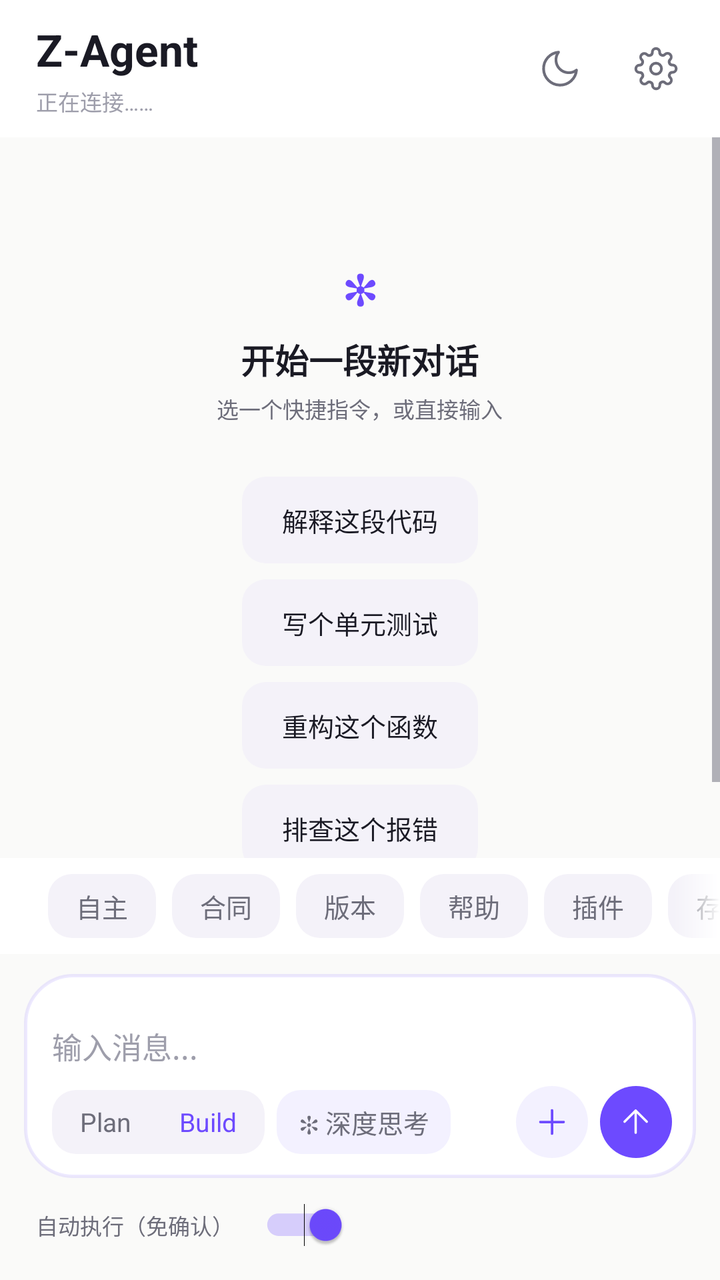
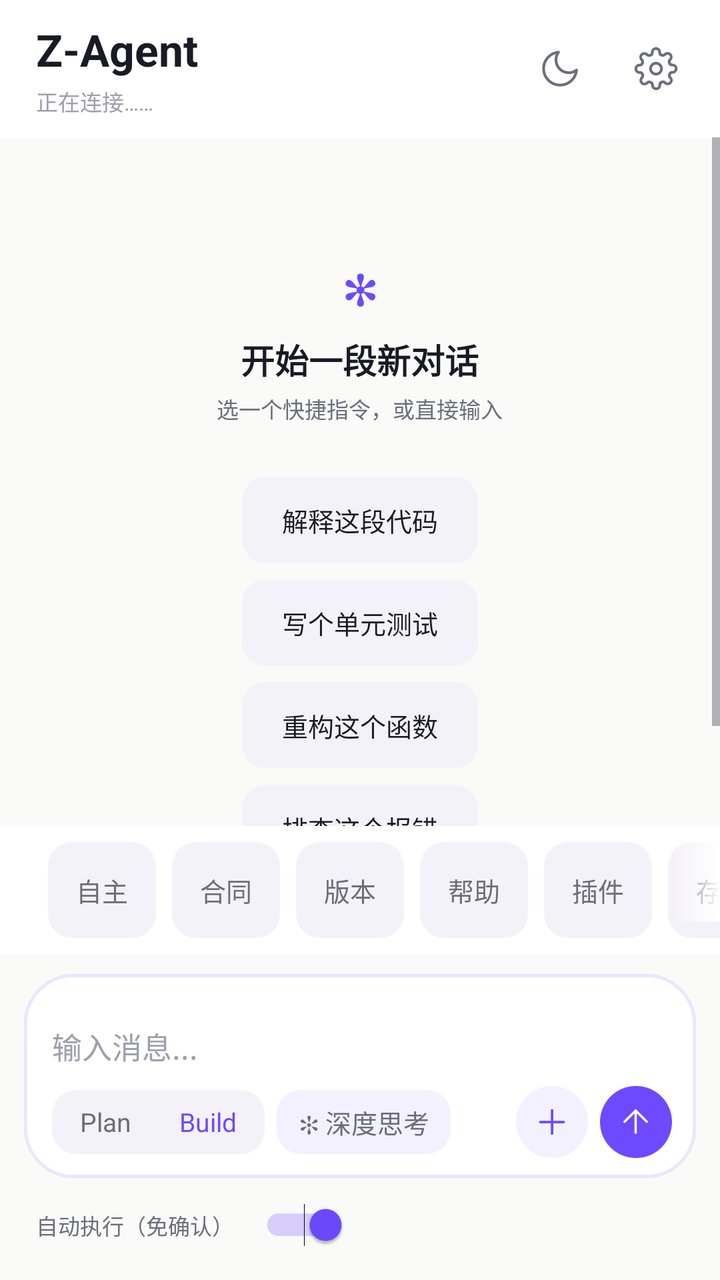

An Android layout rendered at two revisions. The XML below is the earlier revision; the diff shows what the commit changed to produce the second picture.
<!-- AndroidManifest.xml: application theme AppTheme -->
<!-- res/layout/activity_main.xml -->
<?xml version="1.0" encoding="utf-8"?>
<LinearLayout xmlns:android="http://schemas.android.com/apk/res/android"
android:id="@+id/rootView"
android:layout_width="match_parent"
android:layout_height="match_parent"
android:background="@color/bg_canvas"
android:orientation="vertical">


<LinearLayout
android:id="@+id/topBar"
android:layout_width="match_parent"
android:layout_height="wrap_content"
android:background="@color/bg_elevated"
android:gravity="center_vertical"
android:orientation="horizontal"
android:paddingStart="18dp"
android:paddingTop="10dp"
android:paddingEnd="8dp"
android:paddingBottom="10dp">

<LinearLayout
android:layout_width="0dp"
android:layout_height="wrap_content"
android:layout_weight="1"
android:orientation="vertical">
<TextView
android:layout_width="wrap_content"
android:layout_height="wrap_content"
android:text="Z-Agent"
android:textColor="@color/text_primary"
android:textSize="@dimen/fs_display"
android:textStyle="bold" />
<TextView
android:id="@+id/statusText"
android:layout_width="match_parent"
android:layout_height="wrap_content"
android:layout_marginTop="3dp"
android:ellipsize="end"
android:maxLines="1"
android:text="正在连接……"
android:textColor="@color/text_tertiary"
android:textSize="@dimen/fs_caption" />
</LinearLayout>


<FrameLayout
android:id="@+id/themeButton"
android:layout_width="48dp"
android:layout_height="48dp"
android:background="?attr/selectableItemBackgroundBorderless"
android:clickable="true"
android:focusable="true">
<ImageView
android:id="@+id/themeIcon"
android:layout_width="22dp"
android:layout_height="22dp"
android:layout_gravity="center"
android:src="@drawable/ic_moon" />
</FrameLayout>


<FrameLayout
android:id="@+id/settingsButton"
android:layout_width="48dp"
android:layout_height="48dp"
android:background="?attr/selectableItemBackgroundBorderless"
android:clickable="true"
android:focusable="true">
<ImageView
android:layout_width="22dp"
android:layout_height="22dp"
android:layout_gravity="center"
android:src="@drawable/ic_gear" />
</FrameLayout>
</LinearLayout>


<FrameLayout
android:layout_width="match_parent"
android:layout_height="0dp"
android:layout_weight="1">

<ScrollView
android:id="@+id/outputScroll"
android:layout_width="match_parent"
android:layout_height="match_parent"
android:background="@color/bg_canvas"
android:fillViewport="true"
android:overScrollMode="always"
android:scrollbars="vertical">
<LinearLayout
android:id="@+id/chatContainer"
android:layout_width="match_parent"
android:layout_height="wrap_content"
android:orientation="vertical"
android:paddingStart="8dp"
android:paddingTop="12dp"
android:paddingEnd="8dp"
android:paddingBottom="12dp">

<LinearLayout
android:id="@+id/emptyState"
android:layout_width="match_parent"
android:layout_height="wrap_content"
android:gravity="center_horizontal"
android:orientation="vertical"
android:paddingTop="48dp"
android:paddingBottom="24dp">
<TextView
android:layout_width="wrap_content"
android:layout_height="wrap_content"
android:text="✻"
android:textColor="@color/accent"
android:textSize="@dimen/fs_display"
android:textStyle="bold" />
<TextView
android:layout_width="wrap_content"
android:layout_height="wrap_content"
android:layout_marginTop="8dp"
android:text="开始一段新对话"
android:textColor="@color/text_primary"
android:textSize="@dimen/fs_title"
android:textStyle="bold" />
<TextView
android:layout_width="wrap_content"
android:layout_height="wrap_content"
android:layout_marginTop="4dp"
android:text="选一个快捷指令，或直接输入"
android:textColor="@color/text_secondary"
android:textSize="@dimen/fs_caption" />
<LinearLayout
android:layout_width="wrap_content"
android:layout_height="wrap_content"
android:layout_marginTop="18dp"
android:orientation="vertical">
<TextView android:id="@+id/emptyChip1" style="@style/EmptyChip" android:text="解释这段代码" />
<TextView android:id="@+id/emptyChip2" style="@style/EmptyChip" android:text="写个单元测试" />
<TextView android:id="@+id/emptyChip3" style="@style/EmptyChip" android:text="重构这个函数" />
<TextView android:id="@+id/emptyChip4" style="@style/EmptyChip" android:text="排查这个报错" />
</LinearLayout>
</LinearLayout>
</LinearLayout>
</ScrollView>


<FrameLayout
android:id="@+id/scrollBottomBtn"
android:layout_width="40dp"
android:layout_height="40dp"
android:layout_gravity="bottom|end"
android:layout_marginEnd="16dp"
android:layout_marginBottom="16dp"
android:background="@drawable/bg_circle_btn"
android:clickable="true"
android:focusable="true"
android:foreground="@drawable/ripple_circle"
android:visibility="gone">
<TextView
android:layout_width="wrap_content"
android:layout_height="wrap_content"
android:layout_gravity="center"
android:text="↓"
android:textColor="@color/accent"
android:textSize="20sp"
android:textStyle="bold" />
</FrameLayout>
</FrameLayout>


<FrameLayout
android:layout_width="match_parent"
android:layout_height="wrap_content"
android:background="@color/bg_elevated">

<HorizontalScrollView
android:id="@+id/quickScroll"
android:layout_width="match_parent"
android:layout_height="wrap_content"
android:overScrollMode="never"
android:scrollbars="none">
<LinearLayout
android:layout_width="wrap_content"
android:layout_height="wrap_content"
android:orientation="horizontal"
android:paddingStart="16dp"
android:paddingTop="8dp"
android:paddingEnd="16dp"
android:paddingBottom="8dp">
<TextView android:id="@+id/btnIdle" style="@style/QuickChip" android:text="自主" />
<TextView android:id="@+id/btnContract" style="@style/QuickChip" android:text="合同" />
<TextView android:id="@+id/btnVersions" style="@style/QuickChip" android:text="版本" />
<TextView android:id="@+id/btnHelp" style="@style/QuickChip" android:text="帮助" />
<TextView android:id="@+id/btnPlugins" style="@style/QuickChip" android:text="插件" />
<TextView android:id="@+id/btnSavePlugin" style="@style/QuickChip" android:text="存插件" />
<TextView android:id="@+id/btnClear" style="@style/QuickChip" android:text="清屏" />
</LinearLayout>
</HorizontalScrollView>


<View
android:id="@+id/quickScrim"
android:layout_width="24dp"
android:layout_height="48dp"
android:layout_gravity="end"
android:background="@drawable/scrim_right" />
</FrameLayout>


<LinearLayout
android:id="@+id/inputBar"
android:layout_width="match_parent"
android:layout_height="wrap_content"
android:background="@color/bg_canvas"
android:orientation="vertical"
android:paddingStart="12dp"
android:paddingTop="10dp"
android:paddingEnd="12dp"
android:paddingBottom="14dp">

<LinearLayout
android:id="@+id/inputCard"
android:layout_width="match_parent"
android:layout_height="wrap_content"
android:background="@drawable/bg_input_card"
android:orientation="vertical"
android:paddingStart="14dp"
android:paddingTop="12dp"
android:paddingEnd="12dp"
android:paddingBottom="10dp">

<HorizontalScrollView
android:id="@+id/attachScroll"
android:layout_width="match_parent"
android:layout_height="wrap_content"
android:scrollbars="none"
android:visibility="gone">
<LinearLayout
android:id="@+id/attachRow"
android:layout_width="wrap_content"
android:layout_height="wrap_content"
android:orientation="horizontal"
android:paddingBottom="6dp" />
</HorizontalScrollView>

<EditText
android:id="@+id/inputEdit"
android:layout_width="match_parent"
android:layout_height="wrap_content"
android:minHeight="44dp"
android:background="@null"
android:hint="输入消息..."
android:imeOptions="actionSend"
android:inputType="textMultiLine|text"
android:maxLines="6"
android:paddingTop="8dp"
android:paddingBottom="4dp"
android:textColor="@color/text_primary"
android:textColorHint="@color/text_tertiary"
android:textSize="@dimen/fs_body" />

<LinearLayout
android:layout_width="match_parent"
android:layout_height="wrap_content"
android:gravity="center_vertical"
android:orientation="horizontal">

<FrameLayout
android:id="@+id/segContainer"
android:layout_width="wrap_content"
android:layout_height="32dp"
android:background="@drawable/bg_seg_container"
android:padding="2dp">
<View
android:id="@+id/segThumb"
android:layout_width="0dp"
android:layout_height="match_parent"
android:background="@drawable/bg_seg_thumb" />
<LinearLayout
android:layout_width="wrap_content"
android:layout_height="match_parent"
android:orientation="horizontal">
<TextView
android:id="@+id/segPlan"
android:layout_width="wrap_content"
android:layout_height="match_parent"
android:gravity="center"
android:paddingStart="12dp"
android:paddingEnd="12dp"
android:text="Plan"
android:textColor="@color/text_secondary"
android:textSize="@dimen/fs_label" />
<TextView
android:id="@+id/segBuild"
android:layout_width="wrap_content"
android:layout_height="match_parent"
android:gravity="center"
android:paddingStart="12dp"
android:paddingEnd="12dp"
android:text="Build"
android:textColor="@color/accent"
android:textSize="@dimen/fs_label" />
</LinearLayout>
</FrameLayout>

<TextView
android:id="@+id/chipThink2"
android:layout_width="wrap_content"
android:layout_height="32dp"
android:layout_marginStart="6dp"
android:background="@drawable/bg_mini_pill"
android:clickable="true"
android:focusable="true"
android:foreground="@drawable/ripple_pill"
android:gravity="center"
android:paddingStart="11dp"
android:paddingEnd="11dp"
android:text="✻ 深度思考"
android:textColor="@color/text_secondary"
android:textSize="@dimen/fs_label"
android:maxLines="1"
android:singleLine="true" />

<TextView
android:id="@+id/chipSearch"
android:layout_width="wrap_content"
android:layout_height="32dp"
android:visibility="gone" />

<View
android:layout_width="0dp"
android:layout_height="1dp"
android:layout_weight="1" />

<FrameLayout
android:id="@+id/btnPlus"
android:layout_width="36dp"
android:layout_height="36dp"
android:background="@drawable/bg_circle_btn"
android:clickable="true"
android:focusable="true"
android:foreground="@drawable/ripple_circle">
<ImageView
android:layout_width="20dp"
android:layout_height="20dp"
android:layout_gravity="center"
android:src="@drawable/ic_plus" />
</FrameLayout>

<FrameLayout
android:id="@+id/sendButton"
android:layout_width="36dp"
android:layout_height="36dp"
android:layout_marginStart="6dp"
android:background="@drawable/bg_circle_send"
android:clickable="true"
android:focusable="true"
android:foreground="@drawable/ripple_circle">
<ImageView
android:layout_width="19dp"
android:layout_height="19dp"
android:layout_gravity="center"
android:src="@drawable/ic_send_arrow" />
</FrameLayout>
</LinearLayout>
</LinearLayout>

<LinearLayout
android:layout_width="match_parent"
android:layout_height="wrap_content"
android:layout_marginTop="10dp"
android:gravity="center_vertical"
android:orientation="horizontal"
android:paddingStart="6dp">
<TextView
android:id="@+id/autoLabel"
android:layout_width="wrap_content"
android:layout_height="wrap_content"
android:text="自动执行（免确认）"
android:textColor="@color/text_secondary"
android:textSize="@dimen/fs_caption" />
<android.widget.Switch
android:id="@+id/autoSwitch"
android:layout_width="wrap_content"
android:layout_height="wrap_content"
android:layout_marginStart="8dp"
android:checked="true"
android:minHeight="0dp"
android:scaleX="0.8"
android:scaleY="0.8" />
</LinearLayout>
</LinearLayout>
</LinearLayout>
<!-- resources referenced by this layout -->
<resources>
  <color name="accent">#6D4AFF</color>
  <color name="bg_canvas">#FAFAF9</color>
  <color name="bg_elevated">#FFFFFF</color>
  <color name="text_primary">#1A1A24</color>
  <color name="text_secondary">#6D6D7A</color>
  <color name="text_tertiary">#9E9EAB</color>
  <dimen name="fs_body">15sp</dimen>
  <dimen name="fs_caption">11sp</dimen>
  <dimen name="fs_display">22sp</dimen>
  <dimen name="fs_label">13sp</dimen>
  <dimen name="fs_title">17sp</dimen>
  <!-- drawable bg_circle_btn (drawable) -->
  <?xml version="1.0" encoding="utf-8"?>
  <shape xmlns:android="http://schemas.android.com/apk/res/android" android:shape="oval">
  <solid android:color="@color/accent_subtle" />
  </shape>
  <!-- drawable bg_circle_send (drawable) -->
  <?xml version="1.0" encoding="utf-8"?>
  <shape xmlns:android="http://schemas.android.com/apk/res/android" android:shape="oval">
  <solid android:color="@color/accent" />
  </shape>
  <!-- drawable bg_mini_pill (drawable) -->
  <?xml version="1.0" encoding="utf-8"?>
  <shape xmlns:android="http://schemas.android.com/apk/res/android" android:shape="rectangle">
  <solid android:color="@color/accent_subtle" />
  <corners android:radius="@dimen/radius_sm" />
  </shape>
  <!-- drawable bg_seg_container (drawable) -->
  <?xml version="1.0" encoding="utf-8"?>
  <shape xmlns:android="http://schemas.android.com/apk/res/android" android:shape="rectangle">
  <solid android:color="@color/bg_subtle" />
  <corners android:radius="@dimen/radius_sm" />
  </shape>
  <!-- drawable ripple_circle (drawable) -->
  <?xml version="1.0" encoding="utf-8"?>
  <ripple xmlns:android="http://schemas.android.com/apk/res/android" android:color="@color/accent_line">
  <item android:id="@android:id/mask">
  <shape android:shape="oval">
  <solid android:color="#FFFFFF" />
  </shape>
  </item>
  </ripple>
  <!-- drawable scrim_right (drawable) -->
  <?xml version="1.0" encoding="utf-8"?>
  <shape xmlns:android="http://schemas.android.com/apk/res/android" android:shape="rectangle">
  <gradient android:startColor="@android:color/transparent" android:endColor="@color/bg_elevated" android:angle="0" />
  </shape>
  <style name="QuickChip">
  <item name="android:layout_width">wrap_content</item>
  <item name="android:layout_height">@dimen/ctrl_h_sm</item>
  <item name="android:layout_marginStart">@dimen/space_sm</item>
  <item name="android:background">@drawable/bg_quick</item>
  <item name="android:foreground">@drawable/ripple_press</item>
  <item name="android:gravity">center</item>
  <item name="android:paddingStart">@dimen/pad_pill_h</item>
  <item name="android:paddingEnd">@dimen/pad_pill_h</item>
  <item name="android:textColor">@color/text_secondary</item>
  <item name="android:textSize">@dimen/fs_label</item>
  <item name="android:clickable">true</item>
  <item name="android:focusable">true</item>
  </style>
  <color name="accent_subtle">#146D4AFF</color>
  <dimen name="radius_lg">24dp</dimen>
  <color name="accent_line">#1F6D4AFF</color>
  <dimen name="radius_sm">12dp</dimen>
  <color name="bg_subtle">#F4F2F9</color>
  <color name="on_accent">#FFFFFF</color>
  <dimen name="space_sm">8dp</dimen>
  <!-- drawable bg_quick (drawable) -->
  <?xml version="1.0" encoding="utf-8"?>
  <shape xmlns:android="http://schemas.android.com/apk/res/android" android:shape="rectangle">
  <solid android:color="@color/bg_subtle" />
  <corners android:radius="@dimen/radius_sm" />
  </shape>
  <dimen name="space_md">12dp</dimen>
  <dimen name="ctrl_h_sm">32dp</dimen>
  <dimen name="pad_pill_h">14dp</dimen>
  <style name="AppBottomSheet" parent="Theme.Design.Light.BottomSheetDialog">
  <item name="bottomSheetStyle">@style/AppBottomSheet.Modal</item>
  <item name="android:windowIsFloating">false</item>
  <item name="android:statusBarColor">@android:color/transparent</item>
  </style>
  <style name="AppBottomSheet.Modal" parent="Widget.Design.BottomSheet.Modal">
  <item name="android:background">@android:color/transparent</item>
  </style>
  <!-- unchanged entries left out for length: 11 -->
</resources>

<!-- the commit's change to res/layout/activity_main.xml (unified diff, before → after) -->
@@ -251,8 +251,8 @@ android:minHeight="44dp"
 android:background="@null"
 android:hint="输入消息..."
 android:imeOptions="actionSend"
-android:inputType="textMultiLine|text"
-android:maxLines="6"
+android:inputType="textMultiLine|textCapSentences"
+android:maxLines="5"
 android:paddingTop="8dp"
 android:paddingBottom="4dp"
 android:textColor="@color/text_primary"
<!-- resource entries referenced after the edit -->
@@ -49,7 +49,7 @@
   </shape>
   <style name="QuickChip">
   <item name="android:layout_width">wrap_content</item>
-  <item name="android:layout_height">@dimen/ctrl_h_sm</item>
+  <item name="android:layout_height">48dp</item>
   <item name="android:layout_marginStart">@dimen/space_sm</item>
   <item name="android:background">@drawable/bg_quick</item>
   <item name="android:foreground">@drawable/ripple_press</item>
@@ -75,7 +75,6 @@
   <corners android:radius="@dimen/radius_sm" />
   </shape>
   <dimen name="space_md">12dp</dimen>
-  <dimen name="ctrl_h_sm">32dp</dimen>
   <dimen name="pad_pill_h">14dp</dimen>
   <style name="AppBottomSheet" parent="Theme.Design.Light.BottomSheetDialog">
   <item name="bottomSheetStyle">@style/AppBottomSheet.Modal</item>
